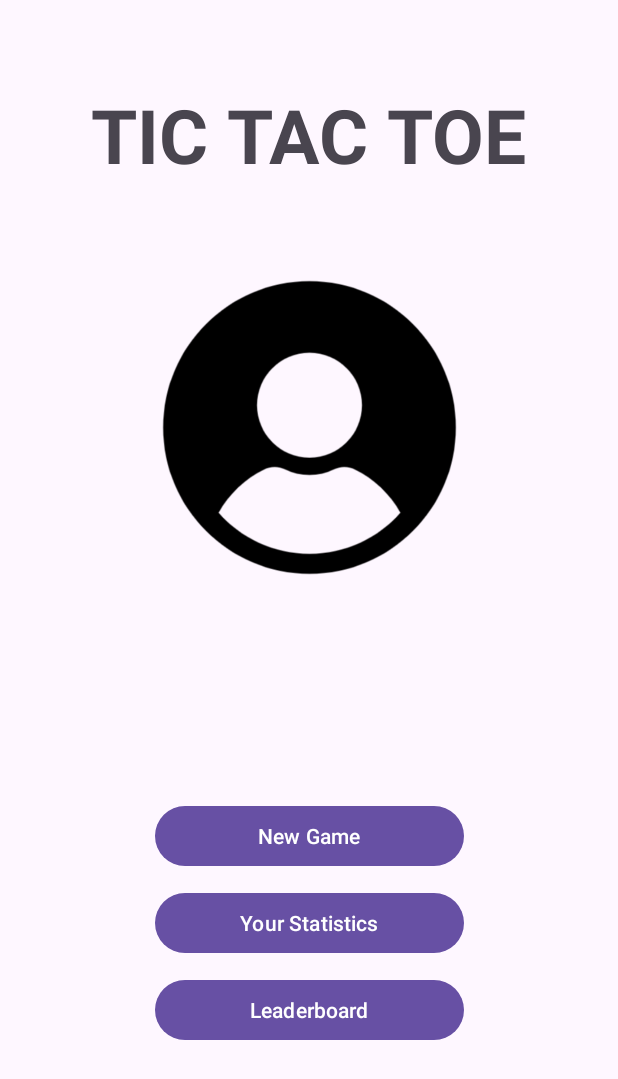
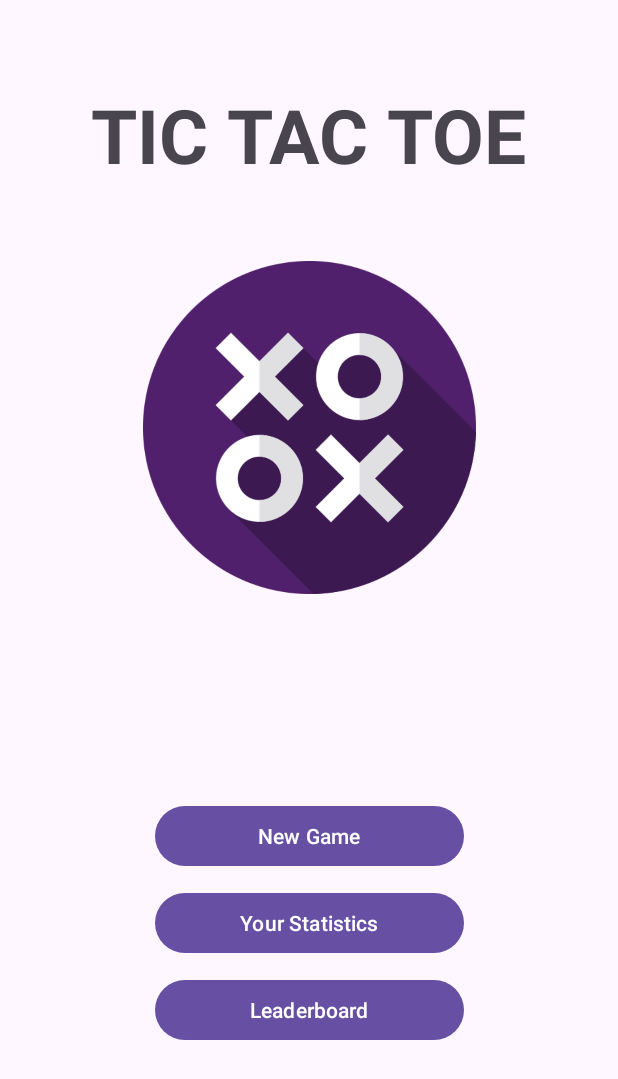
Before and after one commit to KarthikKaravatt/TicTacToeApp, an Android app: the fragment HomepageFragment shown on its own in the app's theme, on a phone screen of 412 x 824 dp. Shown: the top 1079 px of the screen. Run offline under Robolectric (Android 15) with nearby library versions, the phone set to English and light mode, and no system bars.

Commit message:
changed logo image to the right one

```diff
--- a/app/src/main/res/layout/fragment_homepage.xml
+++ b/app/src/main/res/layout/fragment_homepage.xml
@@ -30,7 +30,7 @@
             android:id="@+id/imageView"
             android:layout_width="247dp"
             android:layout_height="222dp"
-            android:src="@drawable/user_icon"
+            android:src="@drawable/logo"
             app:layout_constraintBottom_toBottomOf="parent"
             app:layout_constraintEnd_toEndOf="parent"
             app:layout_constraintStart_toStartOf="parent"
```
